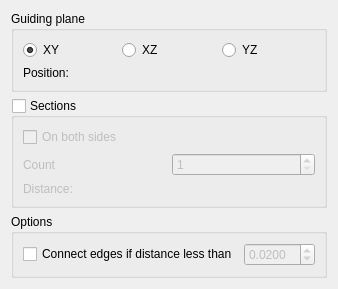
Qt form src/Mod/MeshPart/Gui/CrossSections.ui (southseact-3d/fcd) before a commit.
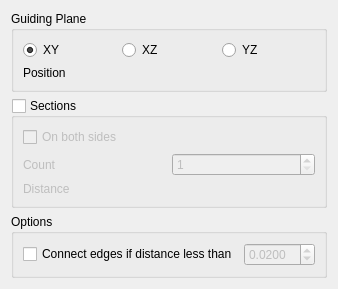
The same form after that commit. Custom widgets are drawn as their Qt base class.

The edit to the form file:
```diff
--- a/src/Mod/MeshPart/Gui/CrossSections.ui
+++ b/src/Mod/MeshPart/Gui/CrossSections.ui
@@ -17,7 +17,7 @@
    <item row="0" column="0">
     <widget class="QGroupBox" name="planeBox">
      <property name="title">
-      <string>Guiding plane</string>
+      <string>Guiding Plane</string>
      </property>
      <layout class="QGridLayout" name="gridLayout">
       <item row="0" column="0">
@@ -49,7 +49,7 @@
         <item>
          <widget class="QLabel" name="label">
           <property name="text">
-           <string>Position:</string>
+           <string>Position</string>
           </property>
          </widget>
         </item>
@@ -106,7 +106,7 @@
         <item row="1" column="0">
          <widget class="QLabel" name="label_2">
           <property name="text">
-           <string>Distance:</string>
+           <string>Distance</string>
           </property>
          </widget>
         </item>
```
Left out of the diff: 2 changed lines with no effect on the pictures.
